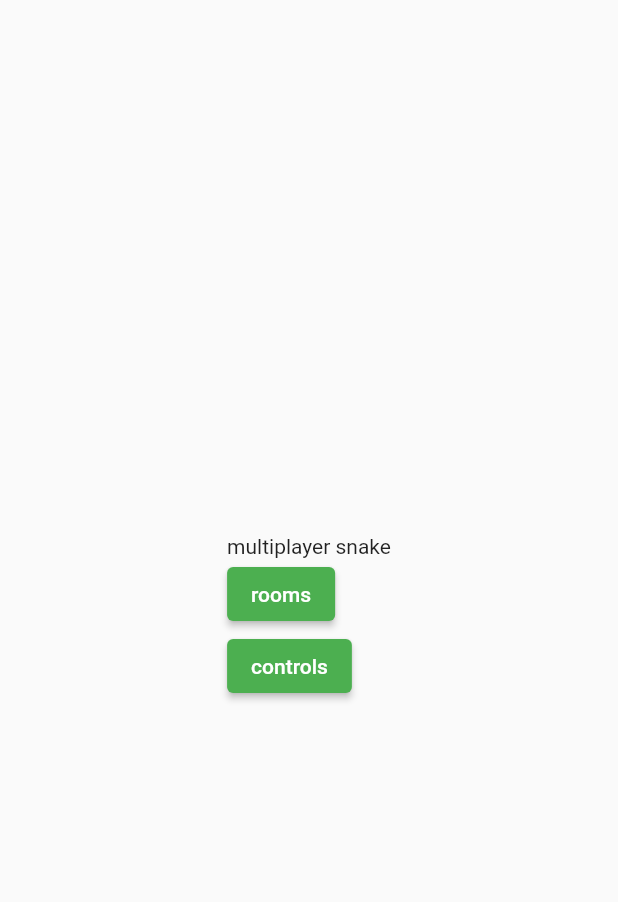
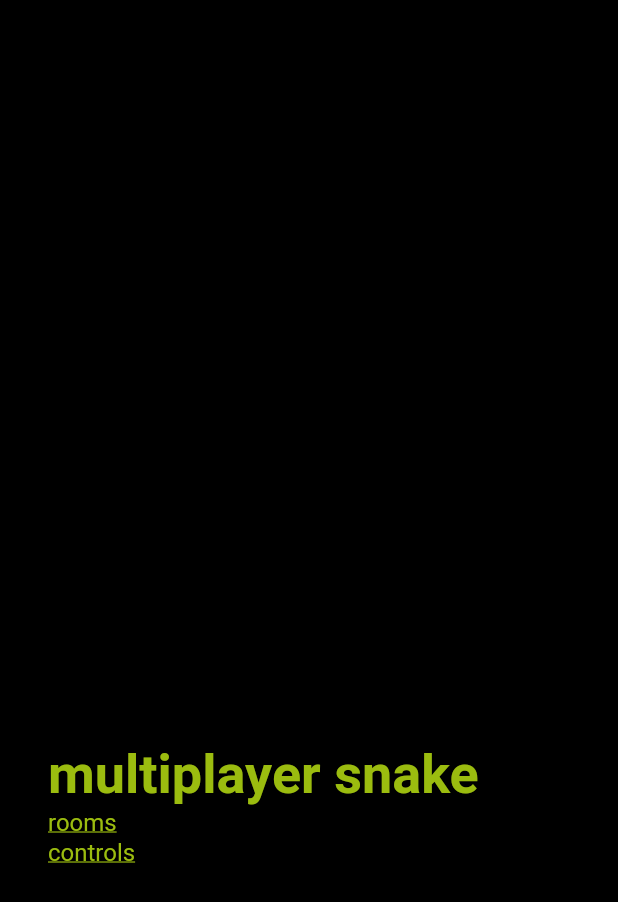
Before and after one commit to omeryagmurlu/snake-multiplayer, a Flutter app: the screen it shows after launch, on a phone screen of 412 x 824 dp. Shown: the top 902 px of the screen. Run offline on Flutter 3.47's test engine with Material 2 defaults, Android fonts, the phone set to English and light mode, and no system bars; our stand-ins replace fluro, socket_io_client; missing offline and left inert: esense_flutter, eventify; generated files the repository leaves out were written again; network calls fail; Roboto replaces fonts that are missing (terminalvector); project files that could hold a hidden picture were left out.

Commit message:
flutter styling done

```diff
--- a/mobile/lib/components/link.dart
+++ b/mobile/lib/components/link.dart
@@ -13,11 +13,13 @@ class Link extends StatelessWidget {
 
   @override
   Widget build(BuildContext context) {
-    return ElevatedButton(
-      onPressed: () {
+    return InkWell(
+      onTap: () {
         MyRouter.router.navigateTo(context, to);
       },
-      child: Text(title),
+      child: Text(title, style: const TextStyle(
+        decoration: TextDecoration.underline,
+      )),
     );
   }
 }
--- a/mobile/lib/components/link_button.dart
+++ b/mobile/lib/components/link_button.dart
@@ -5,10 +5,10 @@ class LinkButton extends StatelessWidget {
   const LinkButton({
     Key? key,
     required this.to,
-    required this.title,
+    required this.child,
   }) : super(key: key);
 
-  final String title;
+  final Widget child;
   final String to;
 
   @override
@@ -17,7 +17,7 @@ class LinkButton extends StatelessWidget {
       onPressed: () {
         MyRouter.router.navigateTo(context, to);
       },
-      child: Text(title),
+      child: child,
     );
   }
 }
--- a/mobile/lib/components/tab.dart
+++ b/mobile/lib/components/tab.dart
@@ -1,4 +1,5 @@
 import 'package:flutter/material.dart';
+import 'package:mobile/theme.dart';
 
 class Tab4 extends StatelessWidget {
   const Tab4({ Key? key, required this.child }) : super(key: key);
@@ -7,7 +8,7 @@ class Tab4 extends StatelessWidget {
   @override
   Widget build(BuildContext context) {
     return Padding(
-      padding: const EdgeInsets.only(left: 40),
+      padding: const EdgeInsets.only(left: Stylesheet.windowPad),
       child: child
     );
   }
--- a/mobile/lib/components/window.dart
+++ b/mobile/lib/components/window.dart
@@ -1,4 +1,57 @@
+import 'dart:developer';
+import 'dart:math';
+
 import 'package:flutter/material.dart';
+import 'package:mobile/theme.dart';
+import 'package:mobile/util.dart';
+
+class _WindowBase extends StatelessWidget {
+  const _WindowBase({
+    Key? key,
+    required this.child,
+  }) : super(key: key);
+
+  final Widget child;
+
+  @override
+  Widget build(BuildContext context) {
+    const pad = Stylesheet.windowPad;
+    return Scaffold(
+      body: Padding(
+        padding: EdgeInsets.symmetric(horizontal: pad),
+        child: child,
+      ),
+    );
+  }
+}
+
+class _VerticalNamedPane extends StatelessWidget {
+  const _VerticalNamedPane({
+    Key? key,
+    required this.children,
+    this.title,
+  }) : super(key: key);
+
+  final List<Widget> children;
+  final String? title;
+
+  @override
+  Widget build(BuildContext context) {
+    return Column(
+      crossAxisAlignment: CrossAxisAlignment.start,
+      mainAxisSize: MainAxisSize.min,
+      children: <Widget>[
+        Expanded(child: Container(), flex: 2),
+        // I fucking hate this: http://dart.dev/go/non-promo-property (notice the exclamation mark at the end of title)
+        if (title != null) Text(title!.truncateTo(20), style: Theme.of(context).textTheme.headline1),
+        // if (title != null) Text(title!, style: Theme.of(context).textTheme.headline1, overflow: TextOverflow.ellipsis),
+        // if (title != null) FittedBox(child: Text(title!, style: Theme.of(context).textTheme.headline1)),
+        ...children,
+        Expanded(child: Container()),
+      ],
+    );
+  }
+}
 
 class Window extends StatelessWidget {
   const Window({
@@ -12,21 +65,40 @@ class Window extends StatelessWidget {
 
   @override
   Widget build(BuildContext context) {
-    return Scaffold(
-      body: Center(
-        child: Column(
-          mainAxisAlignment: MainAxisAlignment.center,
-          crossAxisAlignment: CrossAxisAlignment.start,
-          children: <Widget>[
-            // I fucking hate this: http://dart.dev/go/non-promo-property (notice the exclamation mark at the end of title)
-            if (title != null) Text(title!),
-            Column(
-              crossAxisAlignment: CrossAxisAlignment.start,
-              children: children
-            )
-          ],
-        ),
+    return _WindowBase(
+      child: Center(
+        child:  _VerticalNamedPane(children: children, title: title),
       ),
     );
   }
 }
+
+class Window2Pane extends StatelessWidget {
+  const Window2Pane({
+    Key? key,
+    required this.left,
+    required this.right,
+    this.title,
+  }) : super(key: key);
+
+  final List<Widget> left;
+  final List<Widget> right;
+  final String? title;
+
+  @override
+  Widget build(BuildContext context) {
+    return _WindowBase(
+      child: Row(
+        crossAxisAlignment: CrossAxisAlignment.center,
+        children: [
+          Expanded(
+            child: _VerticalNamedPane(children: left, title: title),
+          ),
+          Expanded(
+            child: _VerticalNamedPane(children: right),
+          )
+        ],
+      ),
+    );
+  }
+}
--- a/mobile/lib/main.dart
+++ b/mobile/lib/main.dart
@@ -9,6 +9,7 @@ import 'package:mobile/routes/room.dart';
 import 'package:mobile/routes/room_list.dart';
 import 'package:mobile/stores/router.dart';
 import 'package:fluro/fluro.dart';
+import 'package:mobile/theme.dart';
 import 'package:socket_io_client/socket_io_client.dart';
 
 void main() => runApp(const MyApp());
@@ -50,9 +51,7 @@ class _MyAppState extends State<MyApp> {
 
     return MaterialApp(
       title: 'Multiplayer Snake',
-      theme: ThemeData(
-        primarySwatch: Colors.green,
-      ),
+      theme: theme(),
       initialRoute: '/',
       onGenerateRoute: MyRouter.router.generator,
     );
--- a/mobile/lib/routes/game/game_renderer.dart
+++ b/mobile/lib/routes/game/game_renderer.dart
@@ -2,6 +2,7 @@ import 'package:flutter/material.dart';
 import 'package:mobile/external/protocol/interfaces/game.dart';
 import 'package:mobile/routes/game/camera.dart';
 import 'package:mobile/routes/game/texture.dart';
+import 'package:mobile/theme.dart';
 
 Vector multiply(Vector v, int n) => Vector(x: (v.x * n), y: (v.y * n));
 Offset toOffset(Vector v) => Offset(v.x.toDouble(), v.y.toDouble());
@@ -13,7 +14,7 @@ class GameRenderer extends CustomPainter { // basically the render function, but
 
   static const defaultBlockSizeInPixel = 18;
   static const defaultFocusRatio = 1/3;
-  static const defaultBackGroundColor = Color(0xFF9bbc0f);
+  static const defaultBackGroundColor = Stylesheet.colorGreen;
 
   final String myPlayerId;
   final int blockSizeInPixel;
--- /dev/null
+++ b/mobile/lib/theme.dart
@@ -0,0 +1,78 @@
+// this is the implementation of ThemeData.from constructor. I needed to some other
+import 'package:flutter/material.dart';
+
+const double em = 16;
+
+class Stylesheet {
+  static const colorGreen = Color(0xFF9bbc0f);
+  static const windowMinSize = 270;
+  static const windowPad = 2 * em;
+}
+
+theme() {
+  const colorScheme = ColorScheme(
+    primary: Stylesheet.colorGreen,
+    primaryVariant: Stylesheet.colorGreen,
+    secondary: Stylesheet.colorGreen,
+    secondaryVariant: Stylesheet.colorGreen,
+    surface: Colors.black,
+    background: Colors.black,
+    error: Colors.orange,
+    onPrimary: Colors.black,
+    onSecondary: Colors.black,
+    onSurface: Colors.white,
+    onBackground: Colors.white,
+    onError: Colors.white,
+    brightness: Brightness.dark,
+  );
+  const textTheme = TextTheme(
+    headline1 : TextStyle(fontFamily: 'terminalvector', color: Stylesheet.colorGreen, decoration: TextDecoration.none, height: 1.25, fontSize: 2.25 * em, fontWeight: FontWeight.bold),
+    headline2 : TextStyle(fontFamily: 'terminalvector', color: Stylesheet.colorGreen, decoration: TextDecoration.none, height: 1.25, fontSize:  1.5 * em, fontWeight: FontWeight.bold),
+    headline3 : TextStyle(fontFamily: 'terminalvector', color: Stylesheet.colorGreen, decoration: TextDecoration.none, height: 1.25, fontSize:  1.3 * em, fontWeight: FontWeight.bold),
+    headline4 : TextStyle(fontFamily: 'terminalvector', color: Stylesheet.colorGreen, decoration: TextDecoration.none, height: 1.25, fontSize:    1 * em, fontWeight: FontWeight.bold),
+    headline5 : TextStyle(fontFamily: 'terminalvector', color: Stylesheet.colorGreen, decoration: TextDecoration.none, height: 1.25, fontSize:    1 * em, fontWeight: FontWeight.bold),
+    headline6 : TextStyle(fontFamily: 'terminalvector', color: Stylesheet.colorGreen, decoration: TextDecoration.none, height: 1.25, fontSize:    1 * em, fontWeight: FontWeight.bold),
+    bodyText1 : TextStyle(fontFamily: 'terminalvector', color: Stylesheet.colorGreen, decoration: TextDecoration.none, height: 1.25, fontSize:    1 * em),
+    bodyText2 : TextStyle(fontFamily: 'terminalvector', color: Stylesheet.colorGreen, decoration: TextDecoration.none, height: 1.25, fontSize:    1 * em),
+    subtitle1 : TextStyle(fontFamily: 'terminalvector', color: Stylesheet.colorGreen, decoration: TextDecoration.none, height: 1.25, fontSize:    1 * em),
+    subtitle2 : TextStyle(fontFamily: 'terminalvector', color: Stylesheet.colorGreen, decoration: TextDecoration.none, height: 1.25, fontSize:    1 * em),
+    caption   : TextStyle(fontFamily: 'terminalvector', color: Stylesheet.colorGreen, decoration: TextDecoration.none, height: 1.25, fontSize:    1 * em),
+    button    : TextStyle(fontFamily: 'terminalvector', color: Stylesheet.colorGreen, decoration: TextDecoration.none, height: 1.25, fontSize:    1 * em),
+    overline  : TextStyle(fontFamily: 'terminalvector', color: Stylesheet.colorGreen, decoration: TextDecoration.none, height: 1.25, fontSize:    1 * em),
+  );
+
+  final bool isDark = colorScheme.brightness == Brightness.dark;
+  final Color primarySurfaceColor = isDark ? colorScheme.surface : colorScheme.primary;
+  final Color onPrimarySurfaceColor = isDark ? colorScheme.onSurface : colorScheme.onPrimary;
+
+  return ThemeData(
+    brightness: colorScheme.brightness,
+    primaryColor: primarySurfaceColor,
+    primaryColorBrightness: ThemeData.estimateBrightnessForColor(primarySurfaceColor),
+    canvasColor: colorScheme.background,
+    // ignore: deprecated_member_use
+    accentColor: colorScheme.secondary,
+    // ignore: deprecated_member_use
+    accentColorBrightness: ThemeData.estimateBrightnessForColor(colorScheme.secondary),
+    scaffoldBackgroundColor: colorScheme.background,
+    bottomAppBarColor: colorScheme.surface,
+    cardColor: colorScheme.surface,
+    dividerColor: colorScheme.onSurface.withOpacity(0.12),
+    backgroundColor: colorScheme.background,
+    dialogBackgroundColor: colorScheme.background,
+    errorColor: colorScheme.error,
+    textTheme: textTheme,
+    indicatorColor: onPrimarySurfaceColor,
+    applyElevationOverlayColor: isDark,
+    colorScheme: colorScheme,
+    // add after this
+
+    inputDecorationTheme: const InputDecorationTheme(
+      isDense: true
+    ),
+    elevatedButtonTheme: ElevatedButtonThemeData(style: ButtonStyle(
+      shape: MaterialStateProperty.all(const RoundedRectangleBorder(borderRadius: BorderRadius.all(Radius.zero)))
+    )),
+    toggleableActiveColor: Stylesheet.colorGreen
+  );
+}
--- a/mobile/lib/util.dart
+++ b/mobile/lib/util.dart
@@ -12,3 +12,8 @@ evfn(void Function(dynamic, Function) fn) => (ev, context) {
   final dynamic c = list.length > 1 ? list[1] : () {};
   fn(d, c);
 };
+
+extension TruncateableString on String {
+  String truncateTo(int maxLength) =>
+      (length <= maxLength) ? this : '${substring(0, maxLength)}...';
+}
```
Also changed, not shown: mobile/lib/components/color_picker.dart (+21 -14 lines), mobile/lib/components/constrained_list.dart (added, +22 -0 lines), mobile/lib/routes/room.dart (+34 -19 lines), mobile/lib/routes/room_list.dart (+10 -15 lines), mobile/pubspec.yaml (+9 -11 lines), mobile/fonts/TerminalVector.ttf (added), 5 other files.
